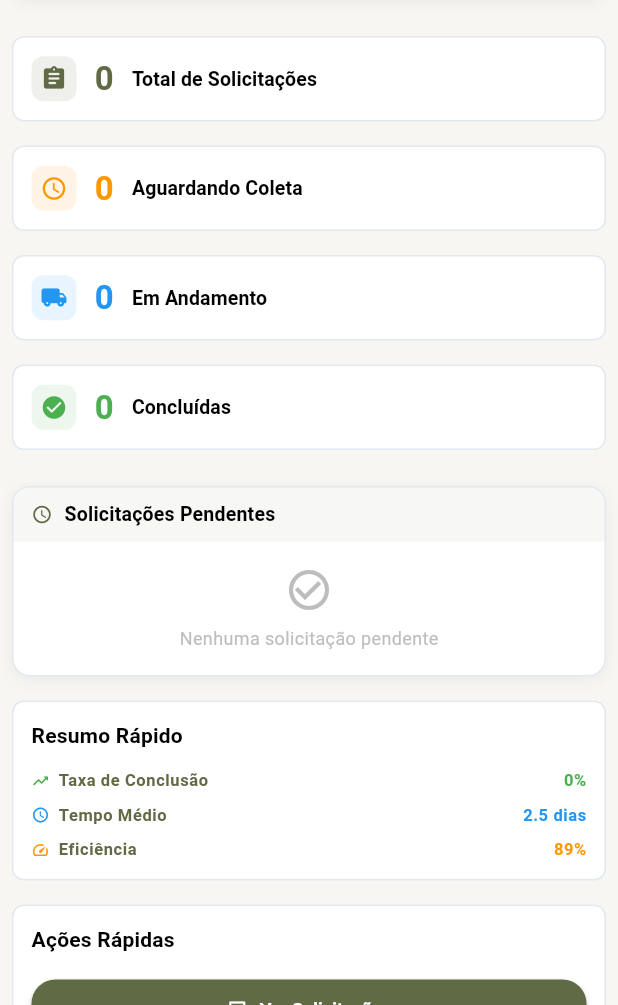
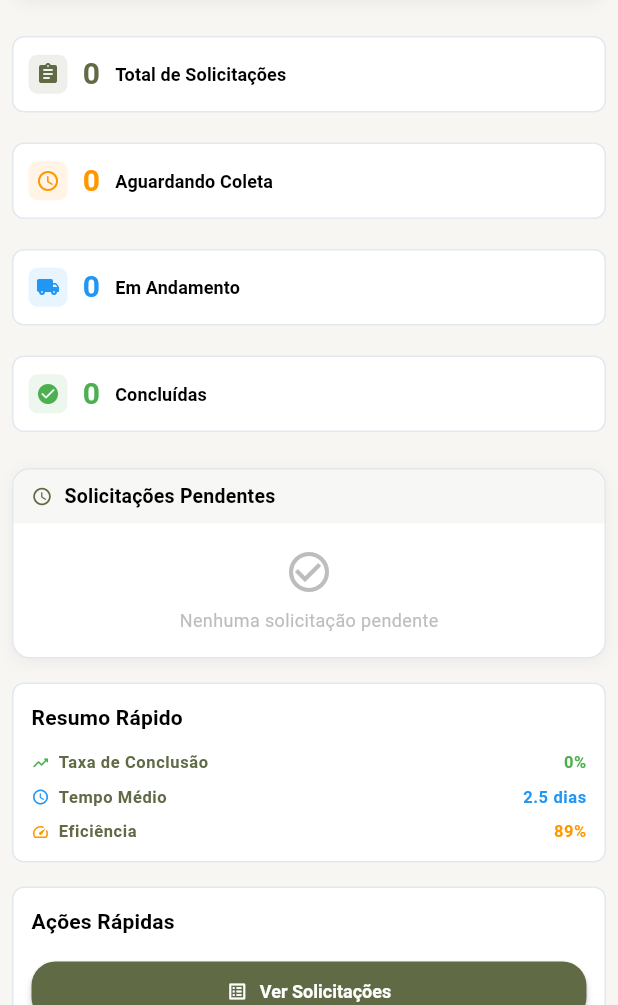
Before and after one commit to brunmdesv/rucopi, a Flutter app: the DashboardHomePage screen opened by its route, on a phone screen of 412 x 824 dp, the part 231-1236 px from its top. Run offline on Flutter 3.47's test engine with Material 3 defaults, Android fonts, the phone set to English and light mode, and no system bars; our stand-ins replace flutter_dotenv, go_router, image_picker, shared_preferences, supabase_flutter; accounts and stored records are empty.

Commit message:
✨ Ajustes no layout da página `dashboard_home_page.dart`, substituindo `Expanded` por `Flexible` para melhor controle de espaço. Modificações no padding e nas dimensões dos cards, além de melhorias na responsividade e no espaçamento entre elementos, visando aprimorar a usabilidade e a apresentação das informações.

```diff
--- a/dashboard/rucopi_dashboard/lib/pages/dashboard_home_page.dart
+++ b/dashboard/rucopi_dashboard/lib/pages/dashboard_home_page.dart
@@ -41,7 +41,7 @@ class _DashboardHomePageState extends State<DashboardHomePage> {
       body: Column(
         children: [
           _buildMenuBar(theme, isDark),
-          Expanded(
+          Flexible(
             child: AnimatedSwitcher(
               duration: const Duration(milliseconds: 200),
               child: _buildScreenContent(),
@@ -406,9 +406,11 @@ class _DashboardContentState extends State<_DashboardContent> {
             ? 8.0
             : (width < 900 ? 16.0 : 32.0);
         return SingleChildScrollView(
-          padding: EdgeInsets.symmetric(
-            horizontal: horizontalPadding,
-            vertical: 24,
+          padding: EdgeInsets.only(
+            left: horizontalPadding,
+            right: horizontalPadding,
+            top: 24,
+            bottom: 24,
           ),
           child: ConstrainedBox(
             constraints: const BoxConstraints(maxWidth: 1400),
@@ -464,8 +466,8 @@ class _DashboardContentState extends State<_DashboardContent> {
           cardWidth = constraints.maxWidth / crossAxisCount - 16;
         }
         return Wrap(
-          spacing: 16,
-          runSpacing: 16,
+          spacing: 20,
+          runSpacing: 20,
           children: [
             SizedBox(
               width: cardWidth,
@@ -532,10 +534,10 @@ class _DashboardContentState extends State<_DashboardContent> {
   }) {
     return Container(
       constraints: BoxConstraints(
-        minWidth: width < 400 ? 120 : 180,
-        maxWidth: 320,
+        minWidth: width < 400 ? 100 : 150,
+        maxWidth: 280,
       ),
-      padding: EdgeInsets.all(width < 600 ? 12 : 20),
+      padding: EdgeInsets.all(width < 600 ? 10 : 16),
       decoration: BoxDecoration(
         color: isDark ? const Color(0xFF1A1A1A) : Colors.white,
         borderRadius: BorderRadius.circular(width < 600 ? 8 : 12),
@@ -548,29 +550,29 @@ class _DashboardContentState extends State<_DashboardContent> {
         crossAxisAlignment: CrossAxisAlignment.center,
         children: [
           Container(
-            padding: EdgeInsets.all(width < 600 ? 6 : 10),
+            padding: EdgeInsets.all(width < 600 ? 5 : 8),
             decoration: BoxDecoration(
               color: color.withOpacity(0.1),
-              borderRadius: BorderRadius.circular(8),
+              borderRadius: BorderRadius.circular(6),
             ),
-            child: Icon(icon, color: color, size: width < 600 ? 18 : 24),
+            child: Icon(icon, color: color, size: width < 600 ? 16 : 20),
           ),
-          const SizedBox(width: 12),
+          const SizedBox(width: 10),
           Text(
             '$value',
             style: TextStyle(
               color: color,
-              fontSize: width < 600 ? 22 : 32,
+              fontSize: width < 600 ? 20 : 28,
               fontWeight: FontWeight.bold,
             ),
           ),
-          const SizedBox(width: 12),
+          const SizedBox(width: 10),
           Expanded(
             child: Text(
               title,
               style: theme.textTheme.titleSmall?.copyWith(
                 fontWeight: FontWeight.w600,
-                fontSize: width < 600 ? 13 : null,
+                fontSize: width < 600 ? 12 : null,
               ),
               overflow: TextOverflow.ellipsis,
               maxLines: 2,
```
